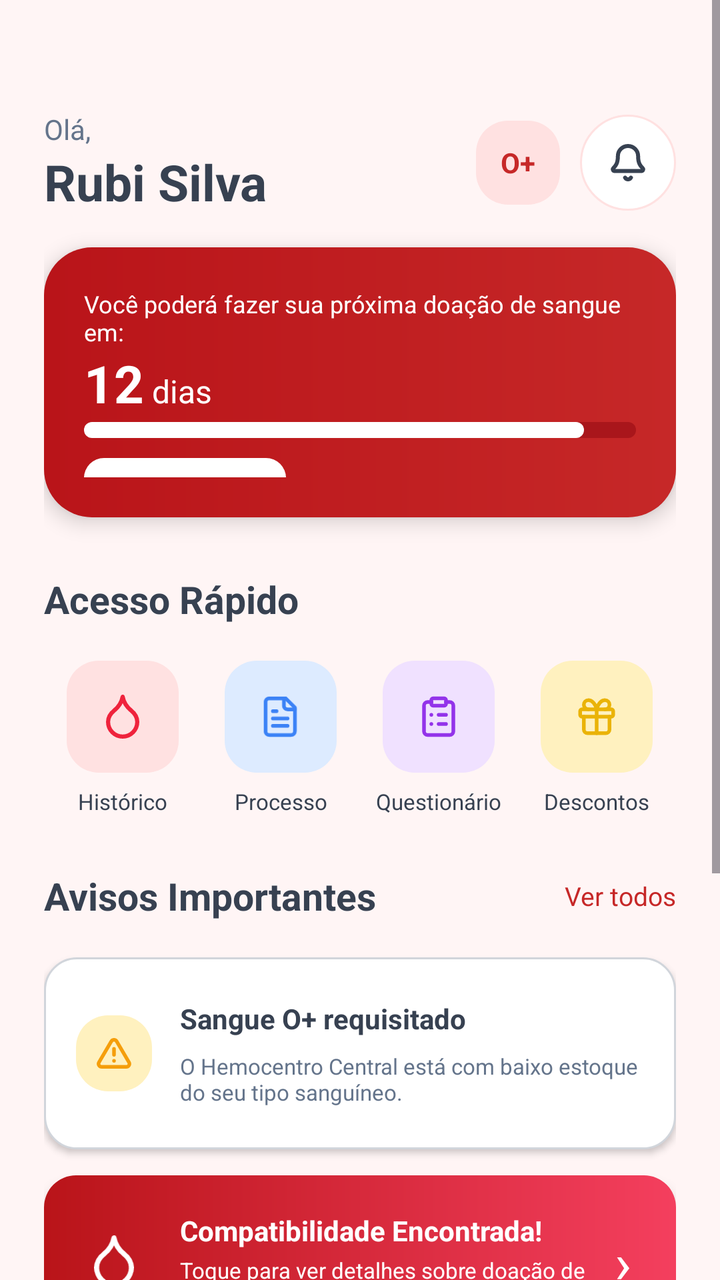
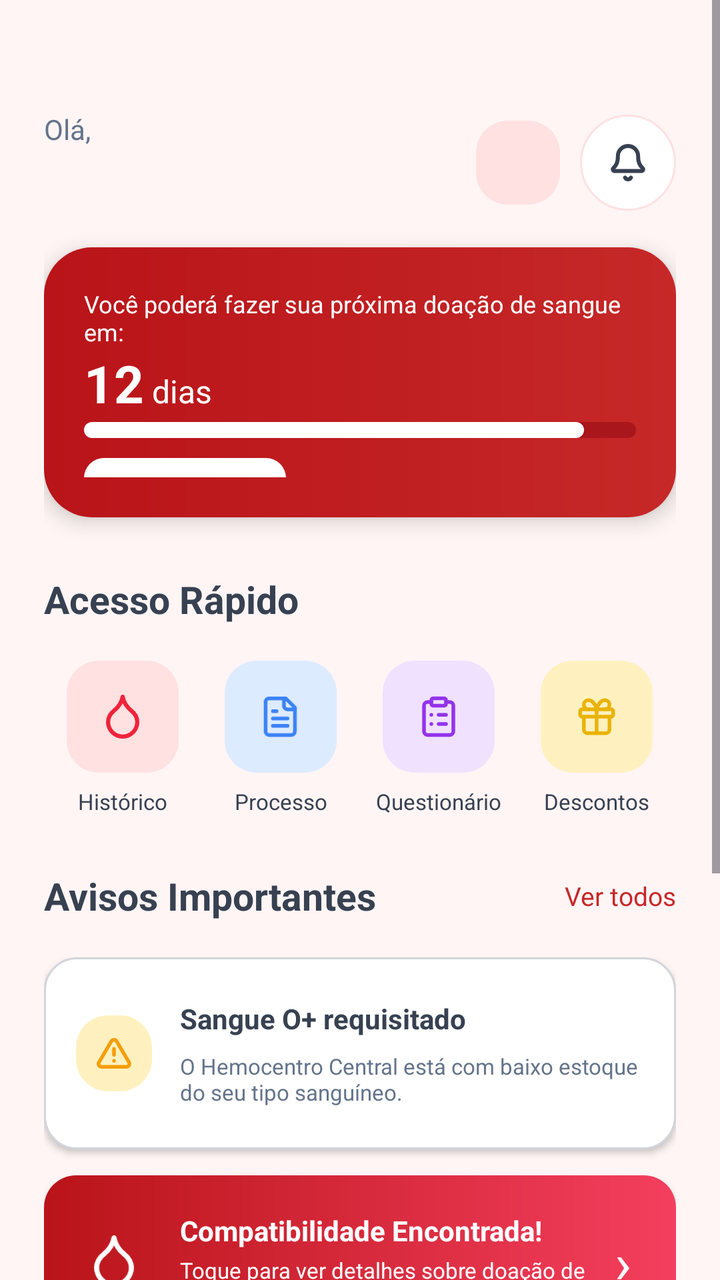

Compare the two renders of this Android layout. The source of the first and the diff that turns it into the second are given below.
<!-- AndroidManifest.xml: application theme Theme.Hemo_Conecta -->
<!-- res/layout/fragment_inicio.xml -->
<?xml version="1.0" encoding="utf-8"?>
<androidx.constraintlayout.widget.ConstraintLayout
    xmlns:android="http://schemas.android.com/apk/res/android"
    xmlns:app="http://schemas.android.com/apk/res-auto"
    android:layout_width="match_parent"
    android:layout_height="match_parent"
    android:background="@color/background">

    
    <ScrollView
        android:layout_width="0dp"
        android:layout_height="match_parent"
        android:fillViewport="true"
        app:layout_constraintBottom_toTopOf="parent"
        app:layout_constraintEnd_toEndOf="parent"
        app:layout_constraintHorizontal_bias="0.0"
        app:layout_constraintStart_toStartOf="parent"
        app:layout_constraintTop_toTopOf="parent"
        app:layout_constraintVertical_bias="0.0">

        <LinearLayout
            android:layout_width="match_parent"
            android:layout_height="wrap_content"
            android:orientation="vertical"
            android:paddingStart="22dp"
            android:paddingTop="55dp"
            android:paddingEnd="22dp"
            android:paddingBottom="25dp">

            
            <LinearLayout
                android:layout_width="match_parent"
                android:layout_height="wrap_content"
                android:gravity="center_vertical"
                android:orientation="horizontal">

                <LinearLayout
                    android:layout_width="0dp"
                    android:layout_height="wrap_content"
                    android:layout_weight="1"
                    android:orientation="vertical">

                    <TextView
                        android:layout_width="wrap_content"
                        android:layout_height="wrap_content"
                        android:text="@string/ola"
                        android:textColor="@color/text_secondary"
                        android:textSize="14sp" />

                    <TextView
                        android:layout_width="wrap_content"
                        android:layout_height="wrap_content"
                        android:text="@string/nome_usuario"
                        android:textColor="@color/text_title"
                        android:textSize="25sp"
                        android:textStyle="bold" />

                </LinearLayout>

                
                <TextView
                    android:layout_width="42dp"
                    android:layout_height="42dp"
                    android:background="@drawable/bg_quick_red"
                    android:gravity="center"
                    android:text="@string/tipo_sanguineo_usuario"
                    android:textColor="@color/red"
                    android:textSize="14sp"
                    android:textStyle="bold" />

                
                <ImageButton
                    android:layout_width="48dp"
                    android:layout_height="48dp"
                    android:layout_marginStart="10dp"
                    android:id="@+id/btn_notificacoes"
                    android:background="@drawable/bg_buttom_notifications"
                    android:contentDescription="@string/notificacoes"
                    android:padding="12dp"
                    android:src="@drawable/ic_notifications"
                    app:tint="@color/text_dark" />
            </LinearLayout>


            
            <LinearLayout
                android:layout_width="match_parent"
                android:layout_height="135dp"
                android:layout_marginTop="16dp"
                android:background="@drawable/bg_doacao"
                android:elevation="6dp"
                android:orientation="vertical"
                android:padding="20dp">

                <TextView
                    android:layout_width="wrap_content"
                    android:layout_height="wrap_content"
                    android:text="@string/proxima_doacao"
                    android:textColor="@color/white"
                    android:textSize="12sp" />

                <LinearLayout
                    android:layout_width="wrap_content"
                    android:layout_height="wrap_content"
                    android:gravity="bottom"
                    android:orientation="horizontal">

                    <TextView
                        android:layout_width="wrap_content"
                        android:layout_height="wrap_content"
                        android:text="@string/dias_proxima_doacao"
                        android:textColor="@color/white"
                        android:textSize="26sp"
                        android:textStyle="bold" />

                    <TextView
                        android:layout_width="wrap_content"
                        android:layout_height="wrap_content"
                        android:layout_marginStart="4dp"
                        android:text="@string/dias"
                        android:textColor="@color/white"
                        android:textSize="16sp" />

                </LinearLayout>

                
                <FrameLayout
                    android:layout_width="match_parent"
                    android:layout_height="8dp"
                    android:layout_marginTop="2dp"
                    android:background="@drawable/bg_progress">

                    <View
                        android:layout_width="250dp"
                        android:layout_height="match_parent"
                        android:background="@drawable/bg_progress_fill" />
                </FrameLayout>

                
                <TextView
                    android:layout_width="101dp"
                    android:layout_height="30dp"
                    android:layout_marginTop="10dp"
                    android:background="@drawable/bg_agendar"
                    android:gravity="center"
                    android:text="@string/agendar_agora"
                    android:textColor="@color/button_text"
                    android:textSize="11sp"
                    android:textStyle="bold" />
            </LinearLayout>


            
            <TextView
                android:layout_width="wrap_content"
                android:layout_height="wrap_content"
                android:layout_marginTop="28dp"
                android:text="@string/acesso_rapido"
                android:textColor="@color/text_title"
                android:textSize="19sp"
                android:textStyle="bold" />

            <LinearLayout
                android:layout_width="match_parent"
                android:layout_height="wrap_content"
                android:layout_marginTop="18dp"
                android:gravity="center"
                android:orientation="horizontal">

                
                <LinearLayout
                    android:layout_width="0dp"
                    android:layout_height="wrap_content"
                    android:layout_weight="1"
                    android:gravity="center"
                    android:orientation="vertical">

                    <ImageView
                        android:id="@+id/historico_bt"
                        android:layout_width="56dp"
                        android:layout_height="56dp"
                        android:background="@drawable/bg_quick_red"
                        android:padding="17dp"
                        android:src="@drawable/ic_blood"
                        app:tint="@color/quick_red_icon" />

                    <TextView
                        android:layout_width="wrap_content"
                        android:layout_height="wrap_content"
                        android:layout_marginTop="7dp"
                        android:text="@string/historico"
                        android:textColor="@color/text_dark"
                        android:textSize="11sp" />
                </LinearLayout>

                
                <LinearLayout
                    android:layout_width="0dp"
                    android:layout_height="wrap_content"
                    android:layout_weight="1"
                    android:gravity="center"
                    android:orientation="vertical">

                    <ImageView
                        android:layout_width="56dp"
                        android:layout_height="56dp"
                        android:id="@+id/processo_bt"
                        android:background="@drawable/bg_quick_blue"
                        android:padding="17dp"
                        android:src="@drawable/ic_document"
                        app:tint="@color/quick_blue_icon" />

                    <TextView
                        android:layout_width="wrap_content"
                        android:layout_height="wrap_content"
                        android:layout_marginTop="7dp"
                        android:text="@string/processo"
                        android:textColor="@color/text_dark"
                        android:textSize="11sp" />
                </LinearLayout>

                
                <LinearLayout
                    android:layout_width="0dp"
                    android:layout_height="wrap_content"
                    android:layout_weight="1"
                    android:gravity="center"
                    android:orientation="vertical">

                    <ImageView
                        android:layout_width="56dp"
                        android:layout_height="56dp"
                        android:id="@+id/quest_bt"
                        android:background="@drawable/bg_quick_purple"
                        android:padding="17dp"
                        android:src="@drawable/ic_clipboard"
                        app:tint="@color/quick_purple_icon" />

                    <TextView
                        android:layout_width="wrap_content"
                        android:layout_height="wrap_content"
                        android:layout_marginTop="7dp"
                        android:text="@string/questionario"
                        android:textColor="@color/text_dark"
                        android:textSize="11sp" />
                </LinearLayout>

                
                <LinearLayout
                    android:layout_width="0dp"
                    android:layout_height="wrap_content"
                    android:layout_weight="1"
                    android:gravity="center"
                    android:orientation="vertical">

                    <ImageView
                        android:layout_width="56dp"
                        android:layout_height="56dp"
                        android:id="@+id/cupons_bt"
                        android:background="@drawable/bg_quick_yellow"
                        android:padding="17dp"
                        android:src="@drawable/ic_gift"
                        app:tint="@color/quick_yellow_icon" />

                    <TextView
                        android:layout_width="wrap_content"
                        android:layout_height="wrap_content"
                        android:layout_marginTop="7dp"
                        android:text="@string/descontos"
                        android:textColor="@color/text_dark"
                        android:textSize="11sp" />
                </LinearLayout>
            </LinearLayout>


            
            <LinearLayout
                android:layout_width="match_parent"
                android:layout_height="wrap_content"
                android:layout_marginTop="27dp"
                android:gravity="center_vertical"
                android:orientation="horizontal">

                <TextView
                    android:layout_width="0dp"
                    android:layout_height="wrap_content"
                    android:layout_weight="1"
                    android:text="@string/avisos_importantes"
                    android:textColor="@color/text_title"
                    android:textSize="19sp"
                    android:textStyle="bold" />

                <TextView
                    android:layout_width="wrap_content"
                    android:layout_height="wrap_content"
                    android:text="@string/ver_todos"
                    android:textColor="@color/red"
                    android:textSize="13sp" />
            </LinearLayout>


            
            <LinearLayout
                android:layout_width="match_parent"
                android:layout_height="96dp"
                android:layout_marginTop="18dp"
                android:background="@drawable/bg_aviso"
                android:elevation="2dp"
                android:gravity="center_vertical"
                android:orientation="horizontal"
                android:padding="16dp">

                <ImageView
                    android:layout_width="38dp"
                    android:layout_height="38dp"
                    android:background="@drawable/bg_quick_yellow"
                    android:padding="10dp"
                    android:src="@drawable/ic_warning"
                    app:tint="@color/warning_icon" />

                <LinearLayout
                    android:layout_width="0dp"
                    android:layout_height="wrap_content"
                    android:layout_marginStart="14dp"
                    android:layout_weight="1"
                    android:orientation="vertical">

                    <TextView
                        android:layout_width="wrap_content"
                        android:layout_height="wrap_content"
                        android:text="@string/sangue_o_positivo_requisitado"
                        android:textColor="@color/text_dark"
                        android:textSize="14sp"
                        android:textStyle="bold" />

                    <TextView
                        android:layout_width="wrap_content"
                        android:layout_height="wrap_content"
                        android:layout_marginTop="7dp"
                        android:text="@string/aviso_estoque"
                        android:textColor="@color/text_secondary"
                        android:textSize="11sp" />
                </LinearLayout>
            </LinearLayout>


            
            <LinearLayout
                android:layout_width="match_parent"
                android:layout_height="86dp"
                android:layout_marginTop="13dp"
                android:background="@drawable/bg_compatibilidade"
                android:elevation="4dp"
                android:gravity="center_vertical"
                android:orientation="horizontal"
                android:padding="14dp">

                <ImageView
                    android:layout_width="42dp"
                    android:layout_height="42dp"
                    android:padding="8dp"
                    android:src="@drawable/ic_blood"
                    app:tint="@color/white" />

                <LinearLayout
                    android:layout_width="0dp"
                    android:layout_height="wrap_content"
                    android:layout_marginStart="12dp"
                    android:layout_weight="1"
                    android:orientation="vertical">

                    <TextView
                        android:layout_width="wrap_content"
                        android:layout_height="wrap_content"
                        android:text="@string/compatibilidade_encontrada"
                        android:textColor="@color/white"
                        android:textSize="14sp"
                        android:textStyle="bold" />

                    <TextView
                        android:layout_width="wrap_content"
                        android:layout_height="wrap_content"
                        android:layout_marginTop="3dp"
                        android:text="@string/compatibilidade_descricao"
                        android:textColor="@color/white"
                        android:textSize="11sp" />
                </LinearLayout>

                <TextView
                    android:layout_width="25dp"
                    android:layout_height="wrap_content"
                    android:gravity="center"
                    android:text="›"
                    android:textColor="@color/white"
                    android:textSize="28sp" />
            </LinearLayout>


            
            <LinearLayout
                android:layout_width="match_parent"
                android:layout_height="215dp"
                android:layout_marginTop="24dp"
                android:background="@drawable/bg_ranking"
                android:orientation="vertical"
                android:padding="18dp">

                
                <LinearLayout
                    android:layout_width="match_parent"
                    android:layout_height="wrap_content"
                    android:gravity="center_vertical"
                    android:orientation="horizontal">

                    <ImageView
                        android:layout_width="22dp"
                        android:layout_height="22dp"
                        android:src="@drawable/ic_trophy"
                        app:tint="@color/ranking_gold" />

                    <TextView
                        android:layout_width="0dp"
                        android:layout_height="wrap_content"
                        android:layout_marginStart="8dp"
                        android:layout_weight="1"
                        android:text="@string/ranking_local"
                        android:textColor="@color/text_title"
                        android:textSize="16sp"
                        android:textStyle="bold" />

                    <TextView
                        android:layout_width="wrap_content"
                        android:layout_height="wrap_content"
                        android:text="@string/ver_todos"
                        android:textColor="@color/red"
                        android:textSize="12sp" />
                </LinearLayout>

                
                <LinearLayout
                    android:layout_width="match_parent"
                    android:layout_height="43dp"
                    android:gravity="center_vertical"
                    android:orientation="horizontal">

                    <TextView
                        android:layout_width="30dp"
                        android:layout_height="wrap_content"
                        android:text="@string/primeiro_lugar"
                        android:textColor="@color/ranking_gold"
                        android:textSize="13sp"
                        android:textStyle="bold" />

                    <TextView
                        android:layout_width="0dp"
                        android:layout_height="wrap_content"
                        android:layout_weight="1"
                        android:text="@string/ranking_primeiro"
                        android:textColor="@color/text_dark"
                        android:textSize="13sp" />

                    <TextView
                        android:layout_width="wrap_content"
                        android:layout_height="wrap_content"
                        android:text="@string/pontos_primeiro"
                        android:textColor="@color/text_dark"
                        android:textSize="13sp"
                        android:textStyle="bold" />
                </LinearLayout>

                
                <LinearLayout
                    android:layout_width="match_parent"
                    android:layout_height="43dp"
                    android:gravity="center_vertical"
                    android:orientation="horizontal">

                    <TextView
                        android:layout_width="30dp"
                        android:layout_height="wrap_content"
                        android:text="@string/segundo_lugar"
                        android:textColor="@color/ranking_second"
                        android:textSize="13sp"
                        android:textStyle="bold" />

                    <TextView
                        android:layout_width="0dp"
                        android:layout_height="wrap_content"
                        android:layout_weight="1"
                        android:text="@string/ranking_segundo"
                        android:textColor="@color/text_dark"
                        android:textSize="13sp" />

                    <TextView
                        android:layout_width="wrap_content"
                        android:layout_height="wrap_content"
                        android:text="@string/pontos_segundo"
                        android:textColor="@color/text_dark"
                        android:textSize="13sp"
                        android:textStyle="bold" />
                </LinearLayout>


                
                <LinearLayout
                    android:layout_width="match_parent"
                    android:layout_height="39dp"
                    android:background="@drawable/bg_ranking_selected"
                    android:gravity="center_vertical"
                    android:orientation="horizontal"
                    android:paddingStart="8dp"
                    android:paddingEnd="8dp">

                    <TextView
                        android:layout_width="30dp"
                        android:layout_height="wrap_content"
                        android:text="@string/terceiro_lugar"
                        android:textColor="@color/ranking_third"
                        android:textSize="13sp"
                        android:textStyle="bold" />

                    <TextView
                        android:layout_width="0dp"
                        android:layout_height="wrap_content"
                        android:layout_weight="1"
                        android:text="@string/ranking_terceiro"
                        android:textColor="@color/red_dark"
                        android:textSize="13sp"
                        android:textStyle="bold" />

                    <TextView
                        android:layout_width="wrap_content"
                        android:layout_height="wrap_content"
                        android:text="@string/pontos_terceiro"
                        android:textColor="@color/text_dark"
                        android:textSize="13sp"
                        android:textStyle="bold" />

                </LinearLayout>
            </LinearLayout>
        </LinearLayout>
    </ScrollView>
</androidx.constraintlayout.widget.ConstraintLayout>
<!-- resources referenced by this layout -->
<resources>
  <color name="background">#FFF5F5</color>
  <color name="button_text">#B91419</color>
  <color name="quick_blue_icon">#3B82F6</color>
  <color name="quick_purple_icon">#9333EA</color>
  <color name="quick_red_icon">#EF233C</color>
  <color name="quick_yellow_icon">#EAB308</color>
  <color name="ranking_gold">#EAB308</color>
  <color name="ranking_second">#94A3B8</color>
  <color name="ranking_third">#DC2626</color>
  <color name="red">#C62828</color>
  <color name="red_dark">#B91419</color>
  <color name="text_dark">#374151</color>
  <color name="text_secondary">#64748B</color>
  <color name="text_title">#374151</color>
  <color name="warning_icon">#F59E0B</color>
  <color name="white">#FFFFFF</color>
  <!-- drawable bg_agendar (drawable) -->
  <?xml version="1.0" encoding="utf-8"?>
  <shape xmlns:android="http://schemas.android.com/apk/res/android">
  
      <solid android:color="@color/white"/>
  
      <corners android:radius="10dp"/>
  
  </shape>
  <!-- drawable bg_progress (drawable) -->
  <?xml version="1.0" encoding="utf-8"?>
  <shape xmlns:android="http://schemas.android.com/apk/res/android">
  
      <solid android:color="@color/progress_background"/>
  
      <corners android:radius="10dp"/>
  
  </shape>
  <!-- drawable bg_progress_fill (drawable) -->
  <?xml version="1.0" encoding="utf-8"?>
  <shape xmlns:android="http://schemas.android.com/apk/res/android">
  
      <solid android:color="@color/white"/>
  
      <corners android:radius="10dp"/>
  
  </shape>
  <!-- drawable bg_quick_red (drawable) -->
  <?xml version="1.0" encoding="utf-8"?>
  <shape xmlns:android="http://schemas.android.com/apk/res/android">
  
      <solid android:color="@color/quick_red_background"/>
      <corners android:radius="16dp"/>
  
  </shape>
  <string name="acesso_rapido">Acesso Rápido</string>
  <string name="agendar_agora">Agendar agora</string>
  <string name="aviso_estoque">O Hemocentro Central está com baixo estoque\ndo seu tipo sanguíneo.</string>
  <string name="avisos_importantes">Avisos Importantes</string>
  <string name="compatibilidade_descricao">Toque para ver detalhes sobre doação de\nmedula.</string>
  <string name="compatibilidade_encontrada">Compatibilidade Encontrada!</string>
  <string name="descontos">Descontos</string>
  <string name="dias">dias</string>
  <string name="dias_proxima_doacao">12</string>
  <string name="historico">Histórico</string>
  <string name="nome_usuario">Rubi Silva</string>
  <string name="notificacoes">Notificações</string>
  <string name="ola">Olá,</string>
  <string name="pontos_primeiro">3.450 pts</string>
  <string name="pontos_segundo">2.890 pts</string>
  <string name="pontos_terceiro">1.250 pts</string>
  <string name="primeiro_lugar">#1</string>
  <string name="processo">Processo</string>
  <string name="proxima_doacao">Você poderá fazer sua próxima doação de sangue em:</string>
  <string name="questionario">Questionário</string>
  <string name="ranking_local">Ranking Local</string>
  <string name="ranking_primeiro">Maria Costa</string>
  <string name="ranking_segundo">Cláudia Lima</string>
  <string name="ranking_terceiro">Rubi Silva (Você)</string>
  <string name="sangue_o_positivo_requisitado">Sangue O+ requisitado</string>
  <string name="segundo_lugar">#2</string>
  <string name="terceiro_lugar">#3</string>
  <string name="tipo_sanguineo_usuario">O+</string>
  <string name="ver_todos">Ver todos</string>
  <style name="Theme.Hemo_Conecta" parent="Base.Theme.Hemo_Conecta" />
  <color name="button_border">#D1D5DB</color>
  <color name="red_light">#FFE1E1</color>
  <color name="progress_background">#A9161B</color>
  <color name="quick_blue_background">#DDEBFF</color>
  <color name="quick_purple_background">#F0E1FF</color>
  <color name="quick_red_background">#FFE1E1</color>
  <color name="quick_yellow_background">#FFF1BF</color>
  <color name="ranking_selected">#FFF0F0</color>
  <style name="Base.Theme.Hemo_Conecta" parent="Theme.Material3.DayNight.NoActionBar">
          
          
      </style>
  <!-- unchanged entries left out for length: 16 -->
</resources>

<!-- the commit's change to res/layout/fragment_inicio.xml (unified diff, before → after) -->
@@ -48,9 +48,10 @@
                         android:textSize="14sp" />
 
                     <TextView
-                        android:layout_width="wrap_content"
-                        android:layout_height="wrap_content"
-                        android:text="@string/nome_usuario"
+                        android:id="@+id/nomeUsuarioInicio"
+                        android:layout_width="wrap_content"
+                        android:layout_height="wrap_content"
+                        android:text=""
                         android:textColor="@color/text_title"
                         android:textSize="25sp"
                         android:textStyle="bold" />
@@ -59,11 +60,12 @@
 
                 
                 <TextView
+                    android:id="@+id/tipoSanguineoInicio"
                     android:layout_width="42dp"
                     android:layout_height="42dp"
                     android:background="@drawable/bg_quick_red"
                     android:gravity="center"
-                    android:text="@string/tipo_sanguineo_usuario"
+                    android:text=""
                     android:textColor="@color/red"
                     android:textSize="14sp"
                     android:textStyle="bold" />
<!-- resource entries referenced after the edit -->
@@ -61,7 +61,6 @@
   <string name="dias">dias</string>
   <string name="dias_proxima_doacao">12</string>
   <string name="historico">Histórico</string>
-  <string name="nome_usuario">Rubi Silva</string>
   <string name="notificacoes">Notificações</string>
   <string name="ola">Olá,</string>
   <string name="pontos_primeiro">3.450 pts</string>
@@ -78,7 +77,6 @@
   <string name="sangue_o_positivo_requisitado">Sangue O+ requisitado</string>
   <string name="segundo_lugar">#2</string>
   <string name="terceiro_lugar">#3</string>
-  <string name="tipo_sanguineo_usuario">O+</string>
   <string name="ver_todos">Ver todos</string>
   <style name="Theme.Hemo_Conecta" parent="Base.Theme.Hemo_Conecta" />
   <color name="button_border">#D1D5DB</color>
